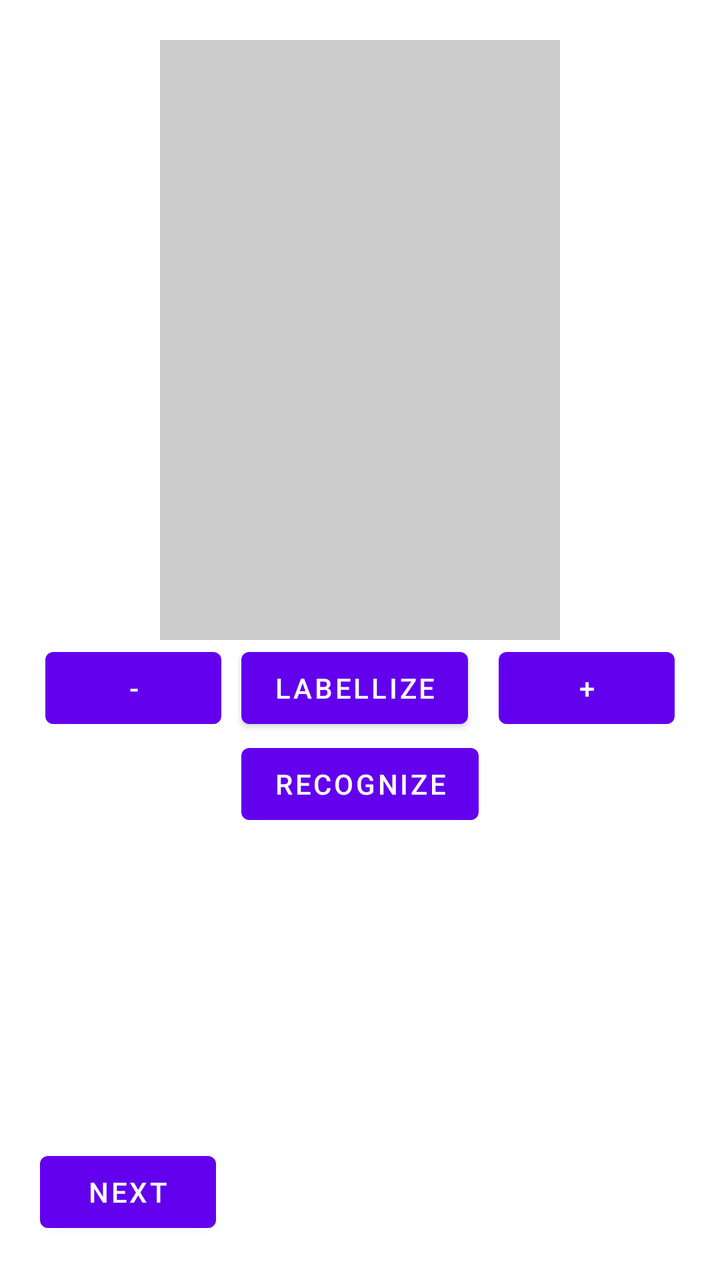
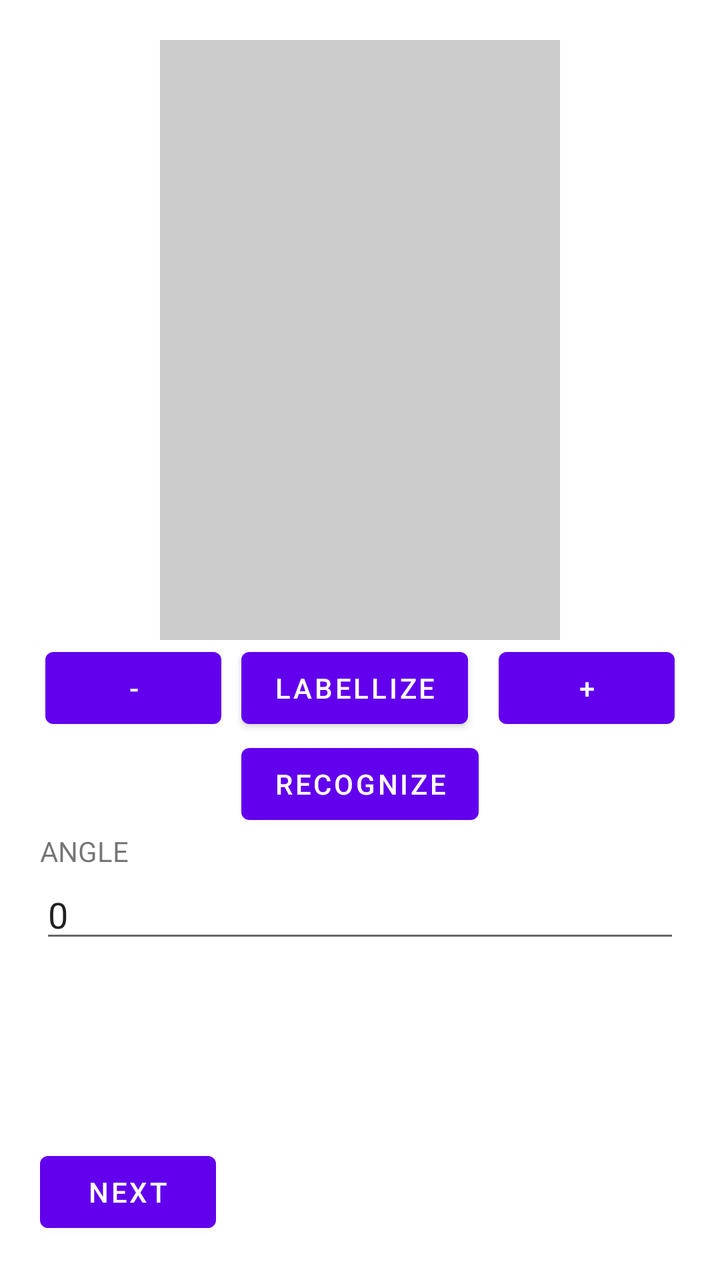

An Android layout rendered at two revisions. The XML below is the earlier revision; the diff shows what the commit changed to produce the second picture.
<!-- AndroidManifest.xml: application theme Theme.PrimofoodProto -->
<!-- res/layout/fragment_first.xml -->
<?xml version="1.0" encoding="utf-8"?>
<LinearLayout xmlns:android="http://schemas.android.com/apk/res/android"
    xmlns:app="http://schemas.android.com/apk/res-auto"
    xmlns:tools="http://schemas.android.com/tools"
    android:layout_width="match_parent"
    android:orientation="vertical"
    android:padding="20dp"
    android:layout_height="match_parent"
    tools:context=".FirstFragment">

    <ImageView
        android:id="@+id/picturePreview"
        android:layout_width="200dp"
        android:scaleType="centerCrop"
        android:background="#33000000"
        android:layout_gravity="center_horizontal"
        android:layout_height="300dp" />

    <LinearLayout
        android:layout_width="wrap_content"
        android:layout_gravity="center_horizontal"
        android:layout_height="wrap_content"
        android:orientation="horizontal">

        <Button
            android:id="@+id/previouspicture"
            android:text="-"
            android:layout_width="wrap_content"
            android:layout_height="wrap_content" />

        <LinearLayout
            android:layout_width="wrap_content"
            android:layout_height="wrap_content"
            android:orientation="vertical">

        <Button
            android:id="@+id/labellize"
            android:text="Labellize"
            android:layout_marginStart="10dp"
            android:layout_marginEnd="10dp"
            android:layout_width="wrap_content"
            android:layout_height="wrap_content" />

            <Button
                android:id="@+id/recognize"
                android:text="Recognize"
                android:layout_marginStart="10dp"
                android:layout_marginEnd="10dp"
                android:layout_width="wrap_content"
                android:layout_height="wrap_content" />

        </LinearLayout>

        <Button
            android:id="@+id/nextpicture"
            android:text="+"
            android:layout_width="wrap_content"
            android:layout_height="wrap_content" />

    </LinearLayout>

    <View
        android:layout_width="match_parent"
        android:layout_height="0dp"
        android:layout_weight="1" />

    <Button
        android:id="@+id/button_first"
        android:layout_width="wrap_content"
        android:layout_height="wrap_content"
        android:text="@string/next" />
</LinearLayout>
<!-- resources referenced by this layout -->
<resources>
  <string name="next">Next</string>
  <style name="Theme.PrimofoodProto" parent="Theme.MaterialComponents.DayNight.DarkActionBar">
          
          <item name="colorPrimary">@color/purple_500</item>
          <item name="colorPrimaryVariant">@color/purple_700</item>
          <item name="colorOnPrimary">@color/white</item>
          
          <item name="colorSecondary">@color/teal_200</item>
          <item name="colorSecondaryVariant">@color/teal_700</item>
          <item name="colorOnSecondary">@color/black</item>
          
          <item name="android:statusBarColor" tools:targetApi="l">?attr/colorPrimaryVariant</item>
          
      </style>
  <color name="purple_500">#FF6200EE</color>
  <color name="purple_700">#FF3700B3</color>
  <color name="white">#FFFFFFFF</color>
  <color name="teal_200">#FF03DAC5</color>
  <color name="teal_700">#FF018786</color>
  <color name="black">#FF000000</color>
</resources>

<!-- the commit's change to res/layout/fragment_first.xml (unified diff, before → after) -->
@@ -59,6 +59,18 @@
 
     </LinearLayout>
 
+    <TextView
+        android:layout_width="wrap_content"
+        android:layout_height="wrap_content"
+        android:text="ANGLE" />
+
+    <EditText
+        android:id="@+id/angle"
+        android:layout_width="match_parent"
+        android:layout_height="wrap_content"
+        android:inputType="numberSigned"
+        android:text="0"/>
+
     <View
         android:layout_width="match_parent"
         android:layout_height="0dp"
